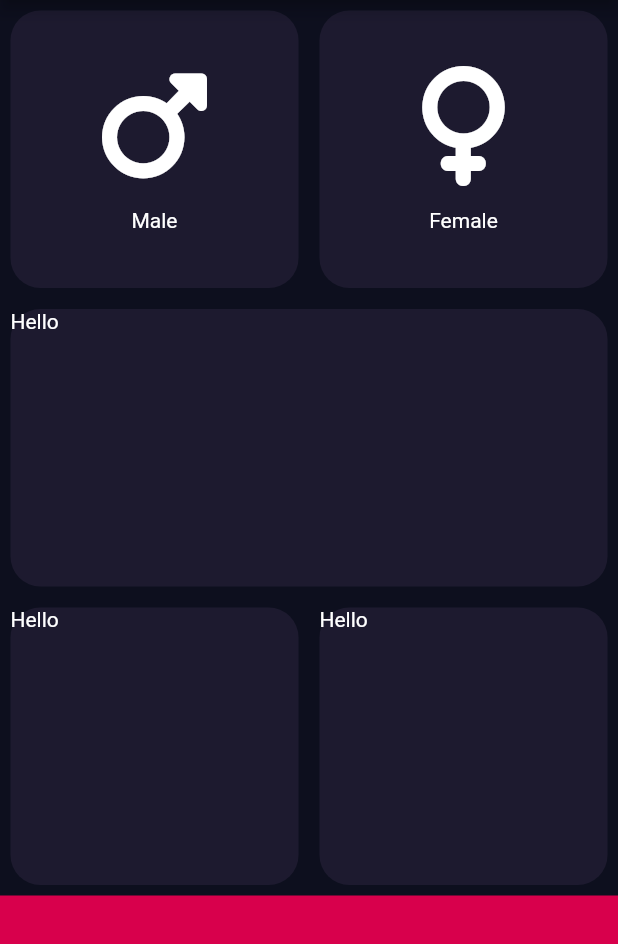
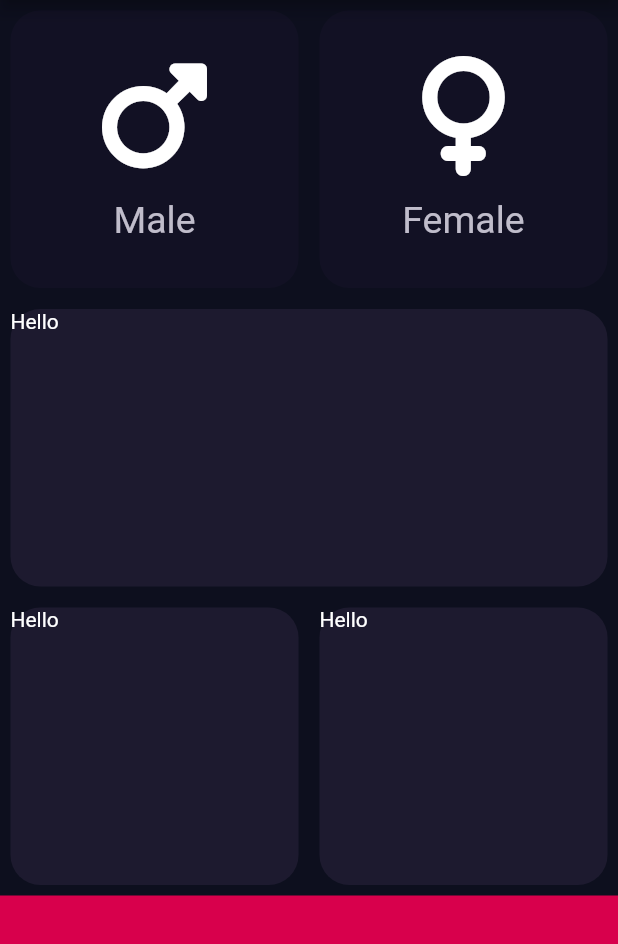
Before and after one commit to ndongchrist/flutter, a Flutter app: the screen it shows after launch, on a phone screen of 412 x 824 dp, the part 84-1028 px from its top. Run offline on Flutter 3.47's test engine with Material 2 defaults, Android fonts, the phone set to English and light mode, and no system bars; our stand-ins replace audioplayers, font_awesome_flutter, rflutter_alert.

```diff
--- a/bmicalculator/lib/InputPage.dart
+++ b/bmicalculator/lib/InputPage.dart
@@ -1,9 +1,38 @@
 import 'package:flutter/material.dart';
 import 'package:font_awesome_flutter/font_awesome_flutter.dart';
+import 'ReusableCard.dart';
+import 'icon_content.dart';
+
+Color activateColor = Color(0xFF1D1A2F);
+Color inactivateColor = Color(0xFF121124);
 
 class InputPage extends StatefulWidget {
   @override
   _InputPageState createState() => _InputPageState();
+}
+
+Color maleColor = inactivateColor;
+Color femaleColor = inactivateColor;
+
+int genderMale = 1;
+int genderFemale = 2;
+void colorToogleMale(int num) {
+  if (genderMale == 1) {
+    maleColor = activateColor;
+    femaleColor = inactivateColor;
+    print("hey");
+  } else {
+    maleColor = inactivateColor;
+  }
+}
+
+void colorToogleFemale(int num) {
+  if (genderFemale == 2) {
+    femaleColor = activateColor;
+    maleColor = inactivateColor;
+  } else {
+    femaleColor = inactivateColor;
+  }
 }
 
 class _InputPageState extends State<InputPage> {
@@ -17,17 +46,35 @@ class _InputPageState extends State<InputPage> {
           children: [
             Row(
               children: [
-                ReusableCard(
-                    colour: Color(0xFF1D1A2F),
+                Expanded(
+                  child: GestureDetector(
+                    onTap: () {
+                      setState(() {
+                        colorToogleMale(1);
+                      });
+                    },
+                    child: ReusableCard(
+                        colour: maleColor,
                         cardChild: IconWid(
                           icon: FontAwesomeIcons.mars,
                           text: "Male",
                         )),
-                ReusableCard(
-                  colour: Color(0xFF1D1A2F),
+                  ),
+                ),
+                Expanded(
+                  child: GestureDetector(
+                    onTap: () {
+                      setState(() {
+                        colorToogleFemale(2);
+                      });
+                    },
+                    child: ReusableCard(
+                      colour: femaleColor,
                       cardChild: IconWid(
                         icon: FontAwesomeIcons.venus,
                         text: "Female",
+                      ),
+                    ),
                   ),
                 ),
               ],
@@ -56,45 +103,3 @@ class _InputPageState extends State<InputPage> {
         ));
   }
 }
-
-class IconWid extends StatelessWidget {
-  IconWid({required this.icon, required this.text});
-  final IconData icon;
-  final String text;
-
-  @override
-  Widget build(BuildContext context) {
-    return Column(
-      mainAxisAlignment: MainAxisAlignment.center,
-      children: [
-        Icon(
-          icon,
-          size: 80,
-        ),
-        SizedBox(
-          height: 15,
-        ),
-        Text(text),
-      ],
-    );
-  }
-}
-
-class ReusableCard extends StatelessWidget {
-  ReusableCard({required this.colour, required this.cardChild});
-  final Color colour;
-  final Widget cardChild;
-
-  @override
-  Widget build(BuildContext context) {
-    return Expanded(
-      child: Container(
-        child: cardChild,
-        height: 185,
-        margin: EdgeInsets.all(7.0),
-        decoration: BoxDecoration(
-            color: colour, borderRadius: BorderRadius.circular(20)),
-      ),
-    );
-  }
-}
--- /dev/null
+++ b/bmicalculator/lib/ReusableCard.dart
@@ -0,0 +1,20 @@
+import 'package:flutter/material.dart';
+
+class ReusableCard extends StatelessWidget {
+  ReusableCard({required this.colour, required this.cardChild});
+  final Color colour;
+  final Widget cardChild;
+
+  @override
+  Widget build(BuildContext context) {
+    return Expanded(
+      child: Container(
+        child: cardChild,
+        height: 185,
+        margin: EdgeInsets.all(7.0),
+        decoration: BoxDecoration(
+            color: colour, borderRadius: BorderRadius.circular(20)),
+      ),
+    );
+  }
+}
--- /dev/null
+++ b/bmicalculator/lib/icon_content.dart
@@ -0,0 +1,26 @@
+import 'package:flutter/material.dart';
+
+const labelTextStyle = TextStyle(color: Color(0XFFC0BDCB), fontSize: 25);
+
+class IconWid extends StatelessWidget {
+  IconWid({required this.icon, required this.text});
+  final IconData icon;
+  final String text;
+
+  @override
+  Widget build(BuildContext context) {
+    return Column(
+      mainAxisAlignment: MainAxisAlignment.center,
+      children: [
+        Icon(
+          icon,
+          size: 80,
+        ),
+        SizedBox(
+          height: 15,
+        ),
+        Text(text, style: labelTextStyle),
+      ],
+    );
+  }
+}
```
Lines whose indentation alone changed are shown as unchanged.
